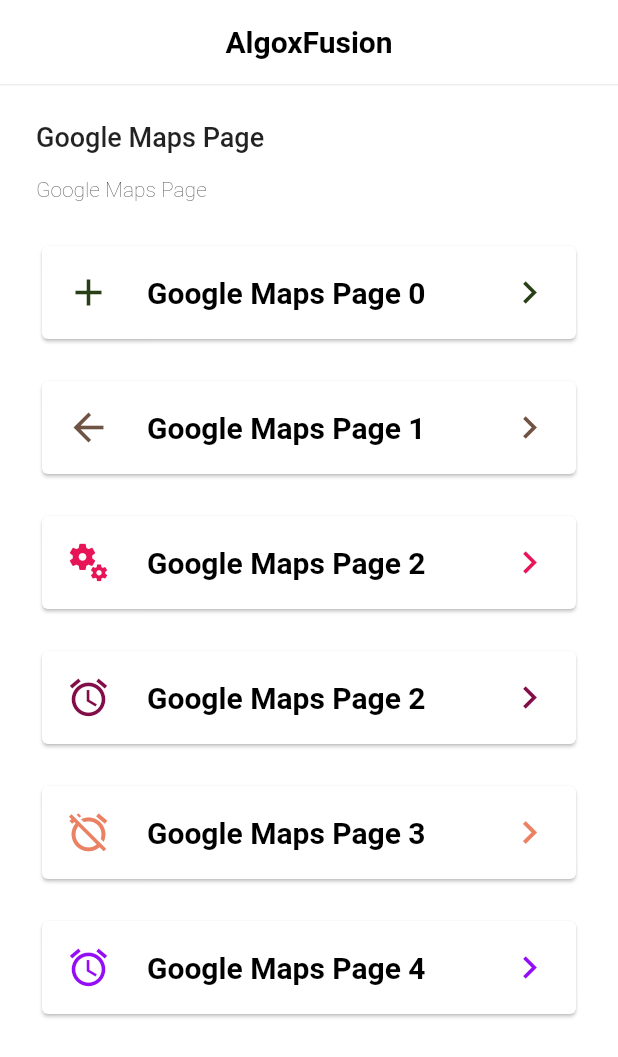
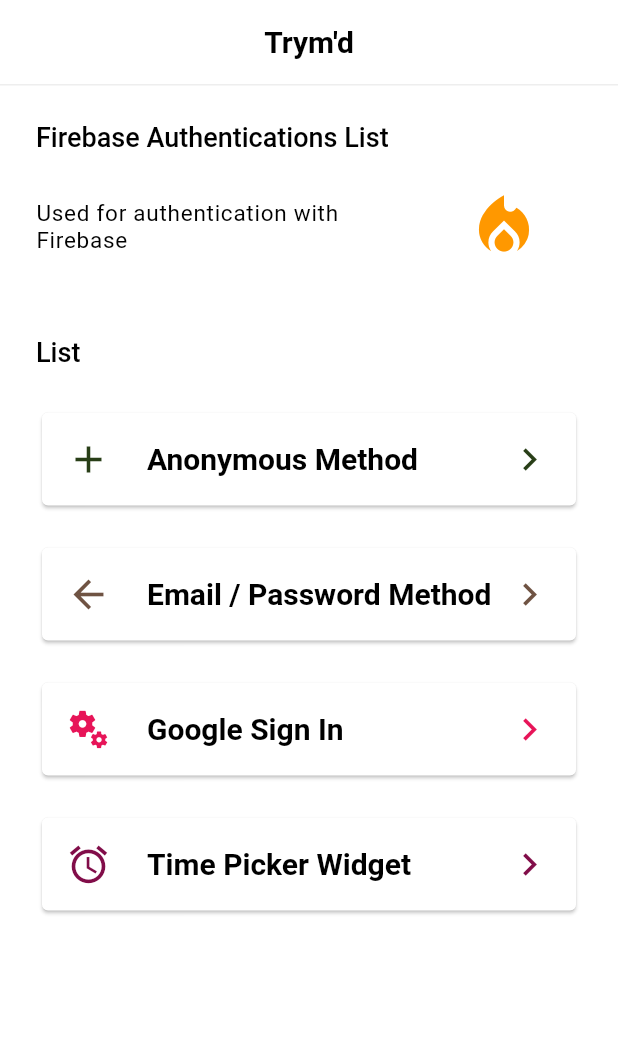
Before and after one commit to zeroappz/flutterapp, a Flutter app: the screen it shows after launch, on a phone screen of 412 x 824 dp. Shown: the top 1057 px of the screen. Run offline on Flutter 3.47's test engine with Material 2 defaults, Android fonts, the phone set to English and light mode, and no system bars; our stand-ins replace carousel_pro, carousel_slider, date_format, flutter_local_notifications, google_nav_bar, hexcolor and 3 more.

Commit message:
firebase integration for auth procedure

```diff
--- a/lib/main.dart
+++ b/lib/main.dart
@@ -1,3 +1,4 @@
+import 'package:dealsapp/pages/firebase/firebase_list.dart';
 import 'package:dealsapp/pages/forgotpassword.dart';
 // import 'package:dealsapp/pages/home.dart';
 import 'package:dealsapp/pages/login.dart';
@@ -57,7 +58,8 @@
       // home: const WeatherReportScreen(),
       // home: const OnBoardingScreen(),
       // home: const ShimmerLoadingListPage(),
-      home: const GoogleMapsListPage(),
+      // home: const GoogleMapsListPage(),
+      home: FirebaseAuthenticationsListPage(),
       routes: {
         'login': (context) => const LoginScreen(),
         'forgotpassword': (context) => const ForgotPasswordScreen(),
--- /dev/null
+++ b/lib/pages/firebase/auth_email_password.dart
@@ -0,0 +1,4 @@
+import 'package:dealsapp/values/values.dart';
+
+import '../../commonwidget/global_widget.dart';
+import 'package:flutter/material.dart';
--- /dev/null
+++ b/lib/pages/firebase/auth_google.dart
@@ -0,0 +1,4 @@
+import 'package:dealsapp/values/values.dart';
+
+import '../../commonwidget/global_widget.dart';
+import 'package:flutter/material.dart';
--- /dev/null
+++ b/lib/pages/firebase/firebase_list.dart
@@ -0,0 +1,114 @@
+import 'package:dealsapp/pages/firebase/auth_anonymous.dart';
+import 'package:dealsapp/pages/login.dart';
+import 'package:dealsapp/pages/time_fetch.dart';
+import 'package:dealsapp/values/values.dart';
+
+import '../../commonwidget/global_widget.dart';
+import 'package:flutter/material.dart';
+
+// import 'auth_anonymous.dart';
+// import 'auth_email_password.dart';
+// import 'auth_google.dart';
+
+class FirebaseAuthenticationsListPage extends StatefulWidget {
+  // const FirebaseAuthenticationsListPage(Key key) : super(key: key);
+  @override
+  _FirebaseAuthenticationsListPageState createState() =>
+      _FirebaseAuthenticationsListPageState();
+}
+
+class _FirebaseAuthenticationsListPageState
+    extends State<FirebaseAuthenticationsListPage> {
+  // initialize global widget
+  final _globalWidget = GlobalWidget();
+
+  @override
+  void initState() {
+    super.initState();
+  }
+
+  @override
+  void dispose() {
+    super.dispose();
+  }
+
+  @override
+  Widget build(BuildContext context) {
+    return Scaffold(
+      backgroundColor: Colors.white,
+      appBar: _globalWidget.globalAppBar(),
+      body: ListView(
+        padding: const EdgeInsets.fromLTRB(24, 24, 24, 16),
+        children: [
+          Container(
+            child: const Text(
+              'Firebase Authentications List',
+              style: TextStyle(
+                  fontSize: 18,
+                  color: Colors.black,
+                  fontWeight: FontWeight.w500),
+            ),
+          ),
+          Container(
+            margin: const EdgeInsets.only(top: 24),
+            child: Row(
+              children: [
+                Flexible(
+                  flex: 5,
+                  child: Container(
+                    child: const Text(
+                      'Used for authentication with Firebase',
+                      style: TextStyle(
+                          fontSize: 15,
+                          color: Colors.black,
+                          letterSpacing: 0.5),
+                    ),
+                  ),
+                ),
+                Flexible(
+                  flex: 2,
+                  child: Container(
+                    alignment: Alignment.center,
+                    child: const Icon(Icons.local_fire_department,
+                        size: 50, color: Colors.orange),
+                  ),
+                ),
+              ],
+            ),
+          ),
+          Container(
+            margin: const EdgeInsets.only(top: 48),
+            child: const Text(
+              'List',
+              style: TextStyle(
+                  fontSize: 18,
+                  color: Colors.black,
+                  fontWeight: FontWeight.w500),
+            ),
+          ),
+          const SizedBox(height: Sizes.height_16),
+          _globalWidget.screenDetailList(
+            context: context,
+            title: 'Anonymous Method',
+            page: const LoginScreen(),
+          ),
+          _globalWidget.screenDetailList(
+            context: context,
+            title: 'Email / Password Method',
+            page: const LoginScreen(),
+          ),
+          _globalWidget.screenDetailList(
+            context: context,
+            title: 'Google Sign In',
+            page: const LoginScreen(),
+          ),
+          _globalWidget.screenDetailList(
+            context: context,
+            title: 'Time Picker Widget',
+            page: TimePickerWidgetPage(),
+          ),
+        ],
+      ),
+    );
+  }
+}
```
Also changed, not shown: lib/commonwidget/global_widget.dart (+34 -1 lines), lib/pages/firebase/auth_anonymous.dart (added, +125 -0 lines), lib/pages/firebase/auth_home.dart (added, +90 -0 lines), lib/pages/time_fetch.dart (added, +92 -0 lines), pubspec.yaml (+8 -0 lines), pubspec.lock.
